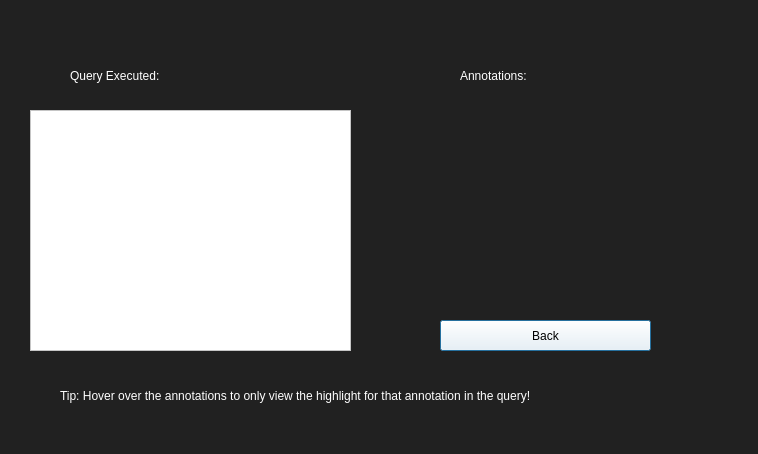
Joshlim288/sql-annotator, file QEPScreen.ui: the form before one commit.
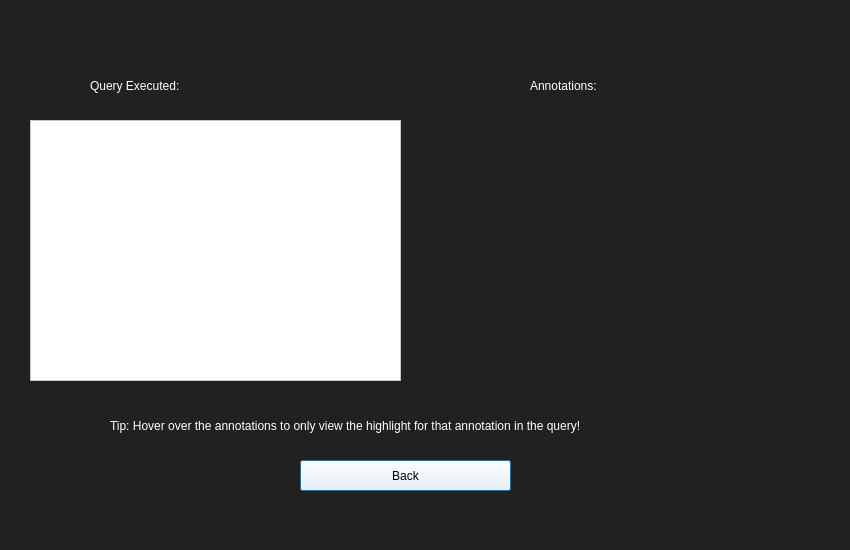
The form after the commit.

Commit message: Increased window size and minor UI fixes

Patch:
```diff
--- a/QEPScreen.ui
+++ b/QEPScreen.ui
@@ -6,8 +6,8 @@
    <rect>
     <x>0</x>
     <y>0</y>
-    <width>758</width>
-    <height>454</height>
+    <width>850</width>
+    <height>550</height>
    </rect>
   </property>
   <property name="windowTitle">
@@ -19,8 +19,8 @@
   <widget class="QPushButton" name="backButton">
    <property name="geometry">
     <rect>
-     <x>440</x>
-     <y>320</y>
+     <x>300</x>
+     <y>460</y>
      <width>211</width>
      <height>31</height>
     </rect>
@@ -37,9 +37,9 @@
    <property name="geometry">
     <rect>
      <x>30</x>
-     <y>110</y>
-     <width>321</width>
-     <height>241</height>
+     <y>120</y>
+     <width>371</width>
+     <height>261</height>
     </rect>
    </property>
    <property name="styleSheet">
@@ -58,8 +58,8 @@
   <widget class="QLabel" name="titleText_2">
    <property name="geometry">
     <rect>
-     <x>460</x>
-     <y>50</y>
+     <x>530</x>
+     <y>60</y>
      <width>191</width>
      <height>51</height>
     </rect>
@@ -74,8 +74,8 @@
   <widget class="QLabel" name="titleText_3">
    <property name="geometry">
     <rect>
-     <x>70</x>
-     <y>50</y>
+     <x>90</x>
+     <y>60</y>
      <width>241</width>
      <height>51</height>
     </rect>
@@ -90,8 +90,8 @@
   <widget class="QLabel" name="titleText_4">
    <property name="geometry">
     <rect>
-     <x>60</x>
-     <y>370</y>
+     <x>110</x>
+     <y>400</y>
      <width>611</width>
      <height>51</height>
     </rect>
```
The commit also changes 6 other files.
